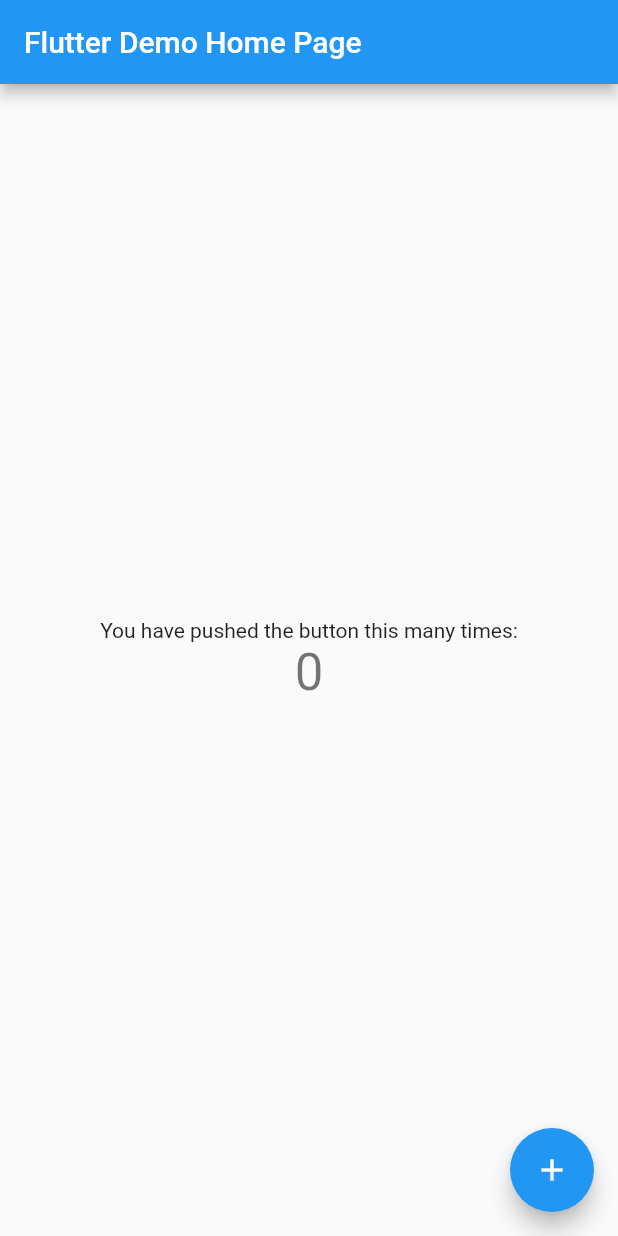
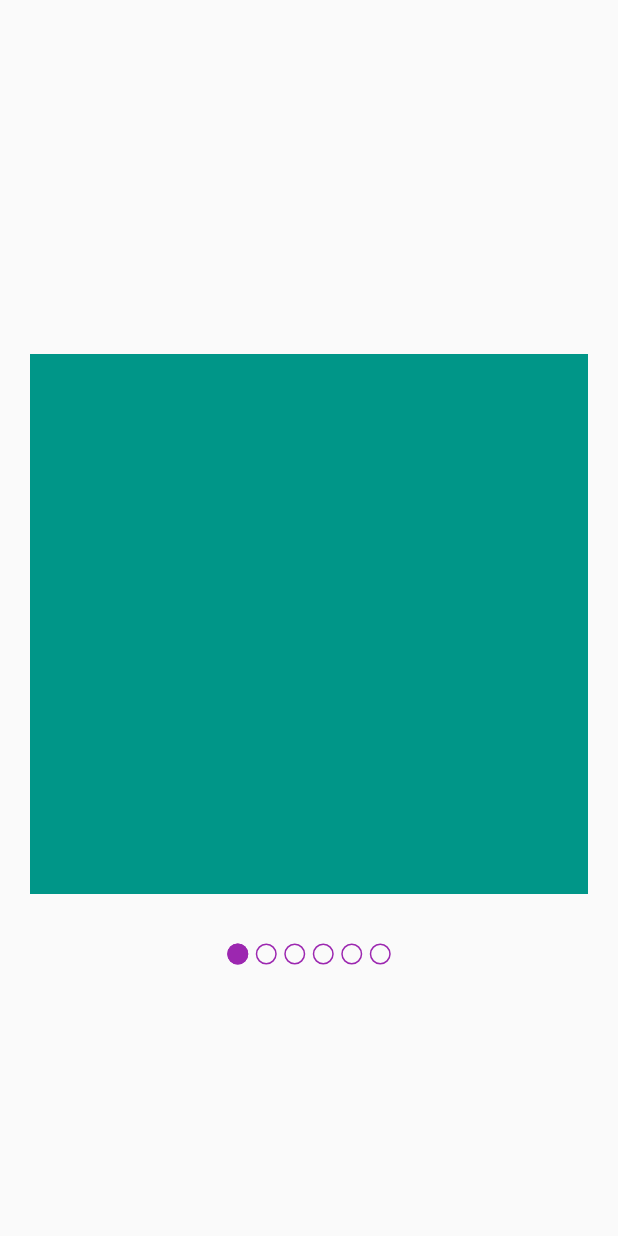
Before and after one commit to melikhanHosdogdu/worm_page_indicator, a Flutter app: the screen it shows after launch, on a phone screen of 412 x 824 dp. Run offline on Flutter 3.47's test engine with Material 2 defaults, Android fonts, the phone set to English and light mode, and no system bars.

Commit message:
Add worm page indicator

```diff
--- /dev/null
+++ b/lib/exports.dart
@@ -0,0 +1,2 @@
+export 'home_page.dart';
+export 'worm_page_indicator.dart';
--- /dev/null
+++ b/lib/home_page.dart
@@ -0,0 +1,70 @@
+import 'package:flutter/material.dart';
+import 'package:worm_page_indicator/exports.dart';
+
+class HomePage extends StatefulWidget {
+  const HomePage({Key? key}) : super(key: key);
+
+  @override
+  _HomePageState createState() => _HomePageState();
+}
+
+class _HomePageState extends State<HomePage> {
+  final PageController _pageController = PageController();
+  final List<Color> _colorList = [
+    Colors.teal,
+    Colors.yellow,
+    Colors.blue,
+    Colors.deepOrange,
+    Colors.black,
+    Colors.cyan,
+  ];
+  @override
+  Widget build(BuildContext context) {
+    return Scaffold(
+      body: Column(
+        mainAxisAlignment: MainAxisAlignment.center,
+        children: [
+          Container(
+            margin: EdgeInsets.only(top: 8),
+            height: 400,
+            child: PageView.builder(
+              controller: _pageController,
+              itemBuilder: (BuildContext context, int index) {
+                return Padding(
+                  padding: EdgeInsets.all(20),
+                  child: Container(
+                    height: 400,
+                    color: _colorList[index],
+                  ),
+                );
+              },
+              itemCount: _colorList.length,
+            ),
+          ),
+          if (_colorList.length != 1) ...[
+            AnimatedBuilder(
+              animation: _pageController,
+              builder: (context, snapshot) {
+                return CustomPaint(
+                  painter: WarmPageIndicatorPainter(
+                    pageCount: _colorList.length,
+                    dotRadius: 7,
+                    dotOutlineThickness: 1,
+                    spaceNumberBetweenDots: 5,
+                    dotFillColor: Colors.transparent,
+                    dotOutlineColor: Colors.purple,
+                    indicatorColor: Colors.purple,
+                    scrollPosition:
+                        _pageController.hasClients && _pageController.page != null ? _pageController.page! : 0.0,
+                  ),
+                );
+              },
+            ),
+          ]
+
+          //
+        ],
+      ),
+    );
+  }
+}
--- a/lib/main.dart
+++ b/lib/main.dart
@@ -1,113 +1,19 @@
 import 'package:flutter/material.dart';
+import 'package:worm_page_indicator/exports.dart';
 
 void main() {
   runApp(MyApp());
 }
 
 class MyApp extends StatelessWidget {
-  // This widget is the root of your application.
   @override
   Widget build(BuildContext context) {
     return MaterialApp(
-      title: 'Flutter Demo',
+      title: 'Worm Page Indicator App',
       theme: ThemeData(
-        // This is the theme of your application.
-        //
-        // Try running your application with "flutter run". You'll see the
-        // application has a blue toolbar. Then, without quitting the app, try
-        // changing the primarySwatch below to Colors.green and then invoke
-        // "hot reload" (press "r" in the console where you ran "flutter run",
-        // or simply save your changes to "hot reload" in a Flutter IDE).
-        // Notice that the counter didn't reset back to zero; the application
-        // is not restarted.
         primarySwatch: Colors.blue,
       ),
-      home: MyHomePage(title: 'Flutter Demo Home Page'),
+      home: HomePage(),
     );
   }
 }
-
-class MyHomePage extends StatefulWidget {
-  MyHomePage({Key? key, required this.title}) : super(key: key);
-
-  // This widget is the home page of your application. It is stateful, meaning
-  // that it has a State object (defined below) that contains fields that affect
-  // how it looks.
-
-  // This class is the configuration for the state. It holds the values (in this
-  // case the title) provided by the parent (in this case the App widget) and
-  // used by the build method of the State. Fields in a Widget subclass are
-  // always marked "final".
-
-  final String title;
-
-  @override
-  _MyHomePageState createState() => _MyHomePageState();
-}
-
-class _MyHomePageState extends State<MyHomePage> {
-  int _counter = 0;
-
-  void _incrementCounter() {
-    setState(() {
-      // This call to setState tells the Flutter framework that something has
-      // changed in this State, which causes it to rerun the build method below
-      // so that the display can reflect the updated values. If we changed
-      // _counter without calling setState(), then the build method would not be
-      // called again, and so nothing would appear to happen.
-      _counter++;
-    });
-  }
-
-  @override
-  Widget build(BuildContext context) {
-    // This method is rerun every time setState is called, for instance as done
-    // by the _incrementCounter method above.
-    //
-    // The Flutter framework has been optimized to make rerunning build methods
-    // fast, so that you can just rebuild anything that needs updating rather
-    // than having to individually change instances of widgets.
-    return Scaffold(
-      appBar: AppBar(
-        // Here we take the value from the MyHomePage object that was created by
-        // the App.build method, and use it to set our appbar title.
-        title: Text(widget.title),
-      ),
-      body: Center(
-        // Center is a layout widget. It takes a single child and positions it
-        // in the middle of the parent.
-        child: Column(
-          // Column is also a layout widget. It takes a list of children and
-          // arranges them vertically. By default, it sizes itself to fit its
-          // children horizontally, and tries to be as tall as its parent.
-          //
-          // Invoke "debug painting" (press "p" in the console, choose the
-          // "Toggle Debug Paint" action from the Flutter Inspector in Android
-          // Studio, or the "Toggle Debug Paint" command in Visual Studio Code)
-          // to see the wireframe for each widget.
-          //
-          // Column has various properties to control how it sizes itself and
-          // how it positions its children. Here we use mainAxisAlignment to
-          // center the children vertically; the main axis here is the vertical
-          // axis because Columns are vertical (the cross axis would be
-          // horizontal).
-          mainAxisAlignment: MainAxisAlignment.center,
-          children: <Widget>[
-            Text(
-              'You have pushed the button this many times:',
-            ),
-            Text(
-              '$_counter',
-              style: Theme.of(context).textTheme.headline4,
-            ),
-          ],
-        ),
-      ),
-      floatingActionButton: FloatingActionButton(
-        onPressed: _incrementCounter,
-        tooltip: 'Increment',
-        child: Icon(Icons.add),
-      ), // This trailing comma makes auto-formatting nicer for build methods.
-    );
-  }
-}
--- /dev/null
+++ b/lib/worm_page_indicator.dart
@@ -0,0 +1,79 @@
+import 'package:flutter/material.dart';
+
+class WarmPageIndicatorPainter extends CustomPainter {
+  final int pageCount;
+  final double dotRadius;
+  final double dotOutlineThickness;
+  final Paint dotFillPaint;
+  final Paint dotOutlinePaint;
+  final Paint indicatorPaint;
+  final double spaceNumberBetweenDots;
+  final double scrollPosition;
+
+  WarmPageIndicatorPainter({
+    required this.pageCount,
+    required this.dotRadius,
+    required this.dotOutlineThickness,
+    required Color dotFillColor,
+    required Color dotOutlineColor,
+    required Color indicatorColor,
+    required this.spaceNumberBetweenDots,
+    this.scrollPosition = 0.0,
+  })  : dotFillPaint = Paint()..color = dotFillColor,
+        dotOutlinePaint = Paint()..color = dotOutlineColor,
+        indicatorPaint = Paint()..color = indicatorColor;
+  @override
+  void paint(Canvas canvas, Size size) {
+    final Offset center = size.center(Offset.zero);
+    final double totalWith = (pageCount * (2 * dotRadius) + ((pageCount - 1) * spaceNumberBetweenDots));
+    _drawDots(canvas, center, totalWith);
+    _drawPageIndicator(canvas, center, totalWith);
+  }
+
+  void _drawPageIndicator(Canvas canvas, Offset center, double totalWith) {
+    final int pageIndexToLeft = scrollPosition.floor();
+    final double leftDotX =
+        (center.dx - (totalWith / 2)) + (pageIndexToLeft * ((2 * dotRadius) + spaceNumberBetweenDots));
+    final double transitionPercent = scrollPosition - pageIndexToLeft;
+
+    final double laggingLeftPositionPercent = (transitionPercent - 0.3).clamp(0.0, 1.0) / 0.7;
+    final double indicatorLeftX = leftDotX + (laggingLeftPositionPercent * ((2 * dotRadius) + spaceNumberBetweenDots));
+
+    final double accelerateRightPositionPercent = (transitionPercent / 0.5).clamp(0.0, 1.0);
+    final double indicatorRigthX =
+        leftDotX + (accelerateRightPositionPercent * ((2 * dotRadius) + spaceNumberBetweenDots)) + (2 * dotRadius);
+
+    canvas.drawRRect(
+      RRect.fromLTRBR(
+        indicatorLeftX,
+        -dotRadius + 20,
+        indicatorRigthX,
+        dotRadius + 20,
+        Radius.circular(dotRadius),
+      ),
+      indicatorPaint,
+    );
+  }
+
+  void _drawDots(Canvas canvas, Offset center, double totalWith) {
+    Offset dotCenter = center.translate((-totalWith / 2) + dotRadius, 20);
+    for (var i = 0; i < pageCount; i++) {
+      _drawDot(canvas, dotCenter);
+      dotCenter = dotCenter.translate(((2 * dotRadius) + spaceNumberBetweenDots), 0);
+    }
+  }
+
+  void _drawDot(Canvas canvas, Offset dotCenter) {
+    canvas.drawCircle(dotCenter, dotRadius - dotOutlineThickness, dotFillPaint);
+    Path outlinePath = Path()
+      ..addOval(Rect.fromCircle(center: dotCenter, radius: dotRadius))
+      ..addOval(Rect.fromCircle(center: dotCenter, radius: dotRadius - dotOutlineThickness))
+      ..fillType = PathFillType.evenOdd;
+    canvas.drawPath(outlinePath, dotOutlinePaint);
+  }
+
+  @override
+  bool shouldRepaint(covariant CustomPainter oldDelegate) {
+    return true;
+  }
+}
```
Also changed, not shown: 1 other file.
